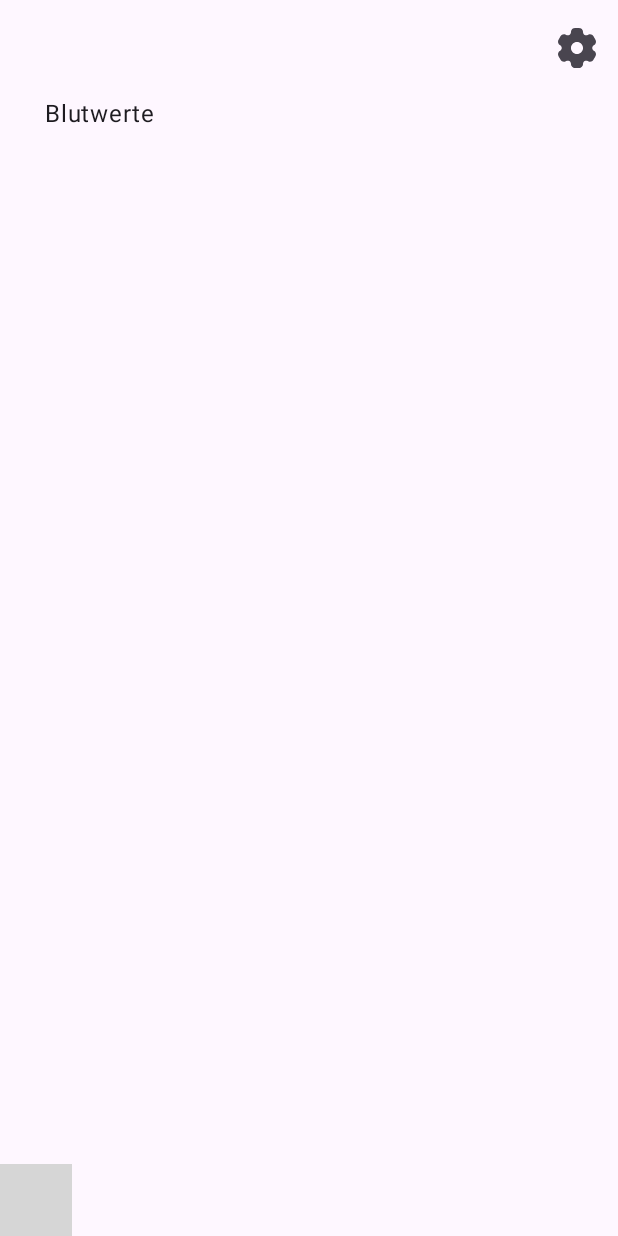
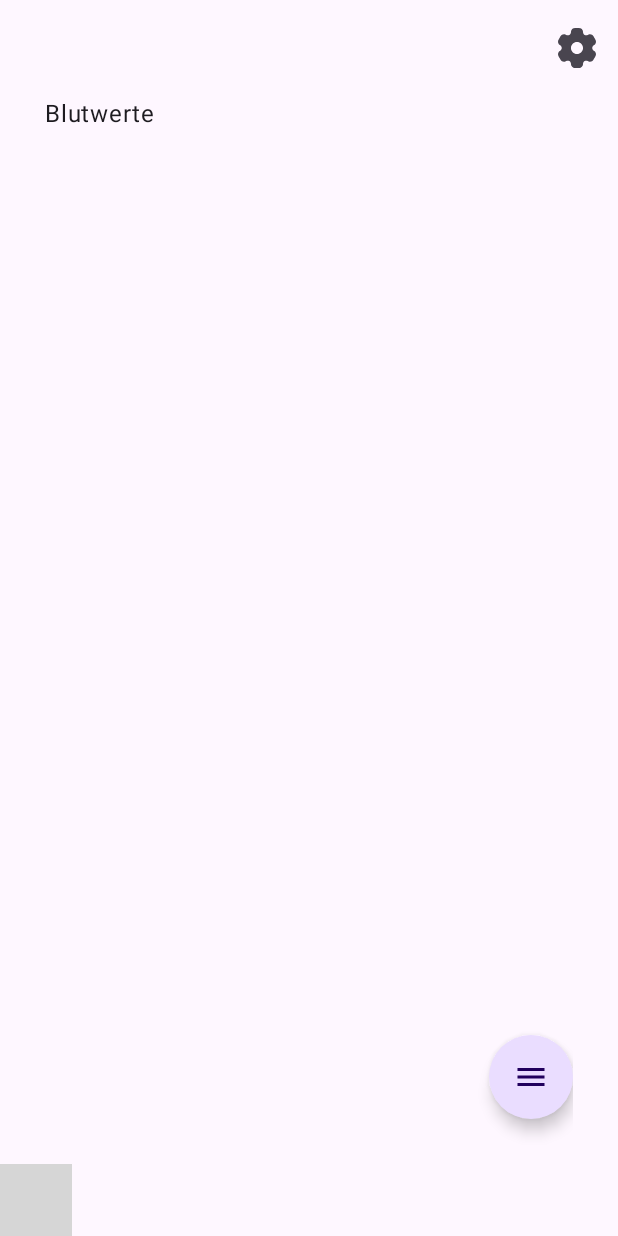
Before and after one commit to Sevynidd/Blutspende_App, an Android app built with Jetpack Compose: the Blutwerte screen opened through its navigation route, on a phone screen of 412 x 824 dp. Run offline under Robolectric (Android 15) with nearby library versions, the phone set to English and light mode, and no system bars; libraries missing offline, so code that uses them is left out: com.commandiron.bubble_navigation_bar_compose; grey boxes are pictures that could not be loaded.

Commit message:
UI angepasst

```diff
--- a/app/build.gradle.kts
+++ b/app/build.gradle.kts
@@ -41,7 +41,7 @@ android {
         compose = true
     }
     composeOptions {
-        kotlinCompilerExtensionVersion = "1.4.3"
+        kotlinCompilerExtensionVersion = "1.5.3"
     }
     packaging {
         resources {
--- a/app/src/main/java/agb/loehne/blutspende_app/ui/screens/Blutwerte.kt
+++ b/app/src/main/java/agb/loehne/blutspende_app/ui/screens/Blutwerte.kt
@@ -1,14 +1,32 @@
 package agb.loehne.blutspende_app.ui.screens
 
 import agb.loehne.blutspende_app.ui.theme.Blutspende_AppTheme
+import androidx.compose.animation.Crossfade
+import androidx.compose.animation.core.updateTransition
 import androidx.compose.foundation.background
+import androidx.compose.foundation.layout.Box
 import androidx.compose.foundation.layout.Column
 import androidx.compose.foundation.layout.fillMaxSize
+import androidx.compose.foundation.layout.padding
+import androidx.compose.foundation.shape.CornerSize
+import androidx.compose.material.icons.Icons
+import androidx.compose.material.icons.filled.Close
+import androidx.compose.material.icons.filled.Menu
+import androidx.compose.material3.FloatingActionButton
+import androidx.compose.material3.Icon
 import androidx.compose.material3.MaterialTheme
 import androidx.compose.material3.Surface
 import androidx.compose.material3.Text
 import androidx.compose.runtime.Composable
+import androidx.compose.runtime.getValue
+import androidx.compose.runtime.mutableStateOf
+import androidx.compose.runtime.remember
+import androidx.compose.runtime.rememberUpdatedState
+import androidx.compose.runtime.setValue
+import androidx.compose.ui.Alignment
 import androidx.compose.ui.Modifier
+import androidx.compose.ui.graphics.vector.ImageVector
+import androidx.compose.ui.unit.dp
 
 @Composable
 fun Blutwerte() {
@@ -20,6 +38,34 @@ fun Blutwerte() {
                     .background(MaterialTheme.colorScheme.background)
             ) {
                 Text("Blutwerte")
+
+                var menuOpen by remember {
+                    mutableStateOf(false)
+                }
+                val currentMenuIcon: ImageVector by rememberUpdatedState(
+                    if (menuOpen) Icons.Filled.Close else Icons.Filled.Menu
+                )
+
+                Box(Modifier.fillMaxSize()) {
+                    FloatingActionButton(
+                        shape = MaterialTheme.shapes.medium.copy(CornerSize(percent = 50)),
+                        modifier = Modifier
+                            .padding(bottom = 30.dp)
+                            .align(alignment = Alignment.BottomEnd),
+                        onClick = { menuOpen = !menuOpen }
+                    ) {
+                        Crossfade(
+                            targetState = currentMenuIcon,
+                            label = "CrossfadeMenuIcon"
+                        ) { icon ->
+                            Icon(
+                                icon,
+                                contentDescription = null
+                            )
+                        }
+                    }
+                }
+
             }
         }
     }
--- a/app/src/main/java/agb/loehne/blutspende_app/ui/screens/SettingsBlutgruppe.kt
+++ b/app/src/main/java/agb/loehne/blutspende_app/ui/screens/SettingsBlutgruppe.kt
@@ -1,6 +1,8 @@
 package agb.loehne.blutspende_app.ui.screens
 
 import agb.loehne.blutspende_app.ui.theme.Blutspende_AppTheme
+import androidx.activity.compose.BackHandler
+import androidx.activity.compose.LocalOnBackPressedDispatcherOwner
 import androidx.compose.foundation.background
 import androidx.compose.foundation.layout.Column
 import androidx.compose.foundation.layout.fillMaxSize
@@ -8,6 +10,7 @@ import androidx.compose.material3.MaterialTheme
 import androidx.compose.material3.Surface
 import androidx.compose.material3.Text
 import androidx.compose.runtime.Composable
+import androidx.compose.runtime.rememberUpdatedState
 import androidx.compose.ui.Modifier
 
 @Composable
--- a/app/src/main/java/agb/loehne/blutspende_app/viewmodel/settings/BlutgruppeViewModel.kt
+++ b/app/src/main/java/agb/loehne/blutspende_app/viewmodel/settings/BlutgruppeViewModel.kt
@@ -13,9 +13,6 @@ class BlutgruppeViewModel : ViewModel() {
 
     // Getter
     val getShowDialog: Boolean get() = _showDialog.value
-    val getRadioOptions: List<String> get() = _radioOptions
-    val getImageIds: List<Int> get() = _imageIds
-
     // Setter
     fun setShowDialog(value: Boolean) {
         _showDialog.value = value
--- a/build.gradle.kts
+++ b/build.gradle.kts
@@ -1,5 +1,5 @@
 // Top-level build file where you can add configuration options common to all sub-projects/modules.
 plugins {
     id("com.android.application") version "8.1.1" apply false
-    id("org.jetbrains.kotlin.android") version "1.8.10" apply false
+    id("org.jetbrains.kotlin.android") version "1.9.10" apply false
 }
```
Also changed, not shown: app/src/main/java/agb/loehne/blutspende_app/ui/MainActivity.kt (+4 -5 lines), app/src/main/java/agb/loehne/blutspende_app/ui/screens/Settings.kt (+6 -6 lines), 1 other file.
